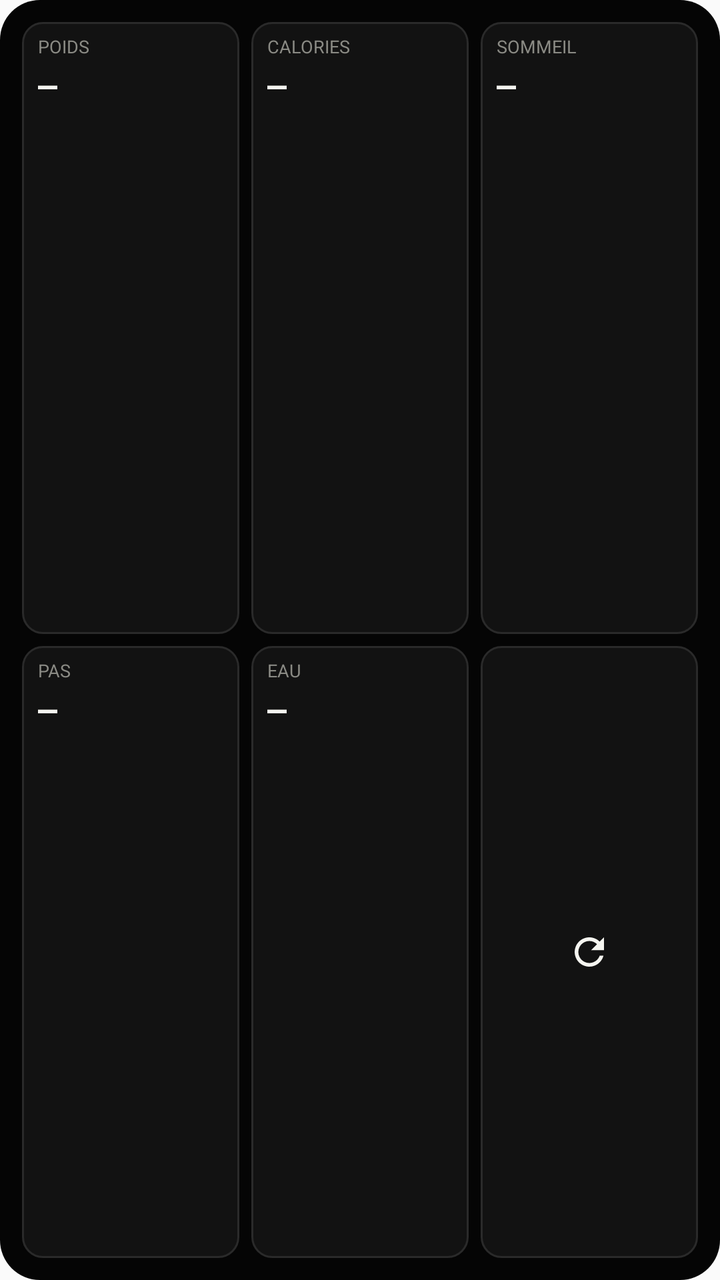
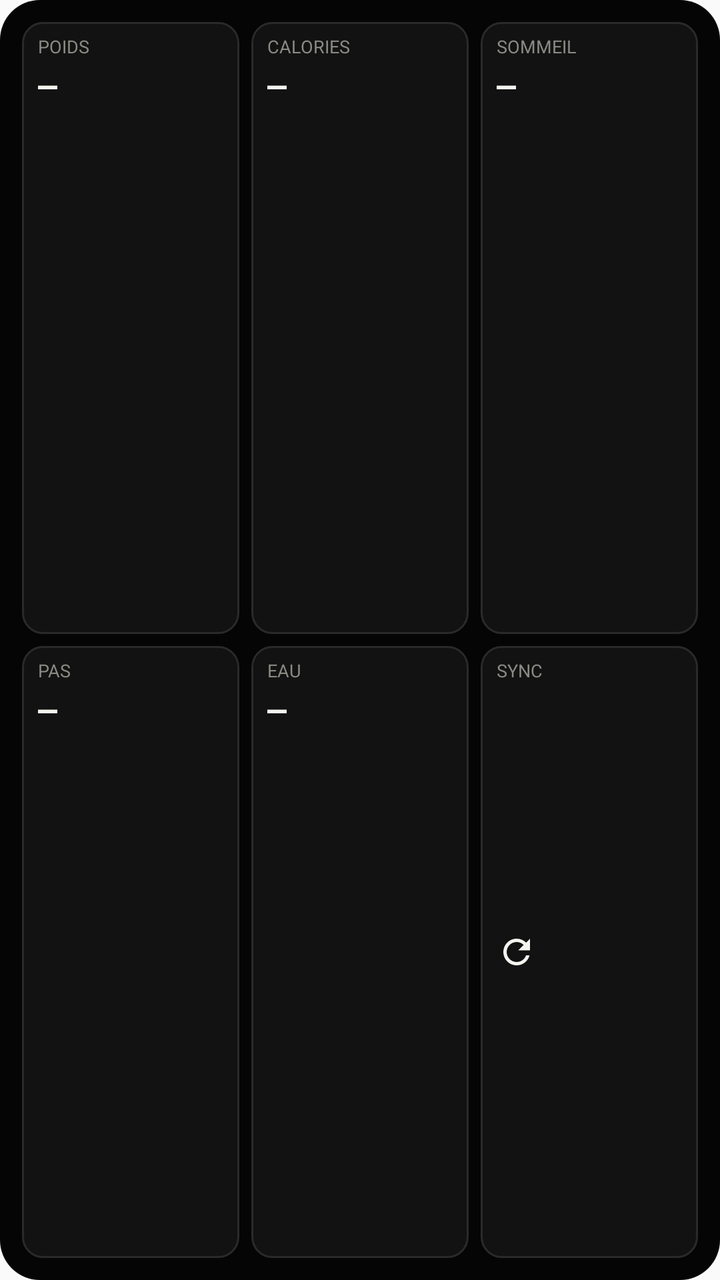

An Android layout rendered at two revisions. The XML below is the earlier revision; the diff shows what the commit changed to produce the second picture.
<!-- AndroidManifest.xml: application theme AppTheme -->
<!-- res/layout/widget_dashboard.xml -->
<?xml version="1.0" encoding="utf-8"?>
<LinearLayout xmlns:android="http://schemas.android.com/apk/res/android"
    android:id="@+id/widget_root"
    android:layout_width="match_parent"
    android:layout_height="match_parent"
    android:orientation="vertical"
    android:background="@drawable/widget_background"
    android:padding="8dp">

    <LinearLayout
        android:layout_width="match_parent"
        android:layout_height="0dp"
        android:layout_weight="1"
        android:orientation="horizontal">

        <LinearLayout
            android:id="@+id/tile_poids"
            android:layout_width="0dp"
            android:layout_height="match_parent"
            android:layout_weight="1"
            android:layout_margin="3dp"
            android:orientation="vertical"
            android:paddingHorizontal="8dp"
            android:paddingVertical="6dp"
            android:background="@drawable/widget_tile_background">

            <TextView
                android:layout_width="wrap_content"
                android:layout_height="wrap_content"
                android:text="POIDS"
                android:textSize="9sp"
                android:textColor="#8a8a84" />

            <TextView
                android:id="@+id/tile_poids_value"
                android:layout_width="wrap_content"
                android:layout_height="wrap_content"
                android:layout_marginTop="2dp"
                android:text="—"
                android:textSize="16sp"
                android:textStyle="bold"
                android:fontFamily="monospace"
                android:textColor="#f5f5f0" />

            <TextView
                android:id="@+id/tile_poids_note"
                android:layout_width="wrap_content"
                android:layout_height="wrap_content"
                android:text=""
                android:textSize="9sp"
                android:fontFamily="monospace"
                android:textColor="#6b6b66" />
        </LinearLayout>

        <LinearLayout
            android:id="@+id/tile_calories"
            android:layout_width="0dp"
            android:layout_height="match_parent"
            android:layout_weight="1"
            android:layout_margin="3dp"
            android:orientation="vertical"
            android:paddingHorizontal="8dp"
            android:paddingVertical="6dp"
            android:background="@drawable/widget_tile_background">

            <TextView
                android:layout_width="wrap_content"
                android:layout_height="wrap_content"
                android:text="CALORIES"
                android:textSize="9sp"
                android:textColor="#8a8a84" />

            <TextView
                android:id="@+id/tile_calories_value"
                android:layout_width="wrap_content"
                android:layout_height="wrap_content"
                android:layout_marginTop="2dp"
                android:text="—"
                android:textSize="16sp"
                android:textStyle="bold"
                android:fontFamily="monospace"
                android:textColor="#f5f5f0" />

            <TextView
                android:id="@+id/tile_calories_note"
                android:layout_width="wrap_content"
                android:layout_height="wrap_content"
                android:text=""
                android:textSize="9sp"
                android:fontFamily="monospace"
                android:textColor="#6b6b66" />
        </LinearLayout>

        <LinearLayout
            android:id="@+id/tile_sommeil"
            android:layout_width="0dp"
            android:layout_height="match_parent"
            android:layout_weight="1"
            android:layout_margin="3dp"
            android:orientation="vertical"
            android:paddingHorizontal="8dp"
            android:paddingVertical="6dp"
            android:background="@drawable/widget_tile_background">

            <TextView
                android:layout_width="wrap_content"
                android:layout_height="wrap_content"
                android:text="SOMMEIL"
                android:textSize="9sp"
                android:textColor="#8a8a84" />

            <TextView
                android:id="@+id/tile_sommeil_value"
                android:layout_width="wrap_content"
                android:layout_height="wrap_content"
                android:layout_marginTop="2dp"
                android:text="—"
                android:textSize="16sp"
                android:textStyle="bold"
                android:fontFamily="monospace"
                android:textColor="#f5f5f0" />

            <TextView
                android:id="@+id/tile_sommeil_note"
                android:layout_width="wrap_content"
                android:layout_height="wrap_content"
                android:text=""
                android:textSize="9sp"
                android:fontFamily="monospace"
                android:textColor="#6b6b66" />
        </LinearLayout>
    </LinearLayout>

    <LinearLayout
        android:layout_width="match_parent"
        android:layout_height="0dp"
        android:layout_weight="1"
        android:orientation="horizontal">

        <LinearLayout
            android:id="@+id/tile_pas"
            android:layout_width="0dp"
            android:layout_height="match_parent"
            android:layout_weight="1"
            android:layout_margin="3dp"
            android:orientation="vertical"
            android:paddingHorizontal="8dp"
            android:paddingVertical="6dp"
            android:background="@drawable/widget_tile_background">

            <TextView
                android:layout_width="wrap_content"
                android:layout_height="wrap_content"
                android:text="PAS"
                android:textSize="9sp"
                android:textColor="#8a8a84" />

            <TextView
                android:id="@+id/tile_pas_value"
                android:layout_width="wrap_content"
                android:layout_height="wrap_content"
                android:layout_marginTop="2dp"
                android:text="—"
                android:textSize="16sp"
                android:textStyle="bold"
                android:fontFamily="monospace"
                android:textColor="#f5f5f0" />

            <TextView
                android:id="@+id/tile_pas_note"
                android:layout_width="wrap_content"
                android:layout_height="wrap_content"
                android:text=""
                android:textSize="9sp"
                android:fontFamily="monospace"
                android:textColor="#6b6b66" />
        </LinearLayout>

        <LinearLayout
            android:id="@+id/tile_eau"
            android:layout_width="0dp"
            android:layout_height="match_parent"
            android:layout_weight="1"
            android:layout_margin="3dp"
            android:orientation="vertical"
            android:paddingHorizontal="8dp"
            android:paddingVertical="6dp"
            android:background="@drawable/widget_tile_background">

            <TextView
                android:layout_width="wrap_content"
                android:layout_height="wrap_content"
                android:text="EAU"
                android:textSize="9sp"
                android:textColor="#8a8a84" />

            <TextView
                android:id="@+id/tile_eau_value"
                android:layout_width="wrap_content"
                android:layout_height="wrap_content"
                android:layout_marginTop="2dp"
                android:text="—"
                android:textSize="16sp"
                android:textStyle="bold"
                android:fontFamily="monospace"
                android:textColor="#f5f5f0" />

            <TextView
                android:id="@+id/tile_eau_note"
                android:layout_width="wrap_content"
                android:layout_height="wrap_content"
                android:text=""
                android:textSize="9sp"
                android:fontFamily="monospace"
                android:textColor="#6b6b66" />
        </LinearLayout>

        <LinearLayout
            android:id="@+id/tile_sync"
            android:layout_width="0dp"
            android:layout_height="match_parent"
            android:layout_weight="1"
            android:layout_margin="3dp"
            android:orientation="vertical"
            android:gravity="center"
            android:paddingHorizontal="8dp"
            android:paddingVertical="6dp"
            android:background="@drawable/widget_tile_background">

            <ImageView
                android:id="@+id/tile_sync_icon"
                android:layout_width="22dp"
                android:layout_height="22dp"
                android:src="@drawable/ic_sync_arrow"
                android:scaleType="fitCenter" />
        </LinearLayout>
    </LinearLayout>
</LinearLayout>
<!-- resources referenced by this layout -->
<resources>
  <!-- drawable ic_sync_arrow (drawable) -->
  <?xml version="1.0" encoding="utf-8"?>
  <vector xmlns:android="http://schemas.android.com/apk/res/android"
      android:width="24dp"
      android:height="24dp"
      android:viewportWidth="24"
      android:viewportHeight="24"
      android:tint="#f5f5f0">
      <path
          android:fillColor="@android:color/white"
          android:pathData="M17.65,6.35C16.2,4.9 14.21,4 12,4c-4.42,0 -7.99,3.58 -7.99,8s3.57,8 7.99,8c3.73,0 6.84,-2.55 7.73,-6h-2.08c-0.82,2.33 -3.04,4 -5.65,4 -3.31,0 -6,-2.69 -6,-6s2.69,-6 6,-6c1.66,0 3.14,0.69 4.22,1.78L13,11h7V4l-2.35,2.35z" />
  </vector>
  <!-- drawable widget_background (drawable) -->
  <?xml version="1.0" encoding="utf-8"?>
  <shape xmlns:android="http://schemas.android.com/apk/res/android">
      <solid android:color="#050505" />
      <corners android:radius="20dp" />
  </shape>
  <!-- drawable widget_tile_background (drawable) -->
  <?xml version="1.0" encoding="utf-8"?>
  <shape xmlns:android="http://schemas.android.com/apk/res/android">
      <solid android:color="#121212" />
      <stroke android:width="1dp" android:color="#2a2a2a" />
      <corners android:radius="10dp" />
  </shape>
  <style name="AppTheme" parent="Theme.AppCompat.Light.DarkActionBar">
          
          <item name="colorPrimary">@color/colorPrimary</item>
          <item name="colorPrimaryDark">@color/colorPrimaryDark</item>
          <item name="colorAccent">@color/colorAccent</item>
      </style>
</resources>

<!-- the commit's change to res/layout/widget_dashboard.xml (unified diff, before → after) -->
@@ -222,17 +222,39 @@
             android:layout_weight="1"
             android:layout_margin="3dp"
             android:orientation="vertical"
-            android:gravity="center"
-            android:paddingHorizontal="8dp"
-            android:paddingVertical="6dp"
-            android:background="@drawable/widget_tile_background">
-
-            <ImageView
-                android:id="@+id/tile_sync_icon"
-                android:layout_width="22dp"
-                android:layout_height="22dp"
-                android:src="@drawable/ic_sync_arrow"
-                android:scaleType="fitCenter" />
+            android:paddingHorizontal="8dp"
+            android:paddingVertical="6dp"
+            android:background="@drawable/widget_tile_background">
+
+            <TextView
+                android:layout_width="wrap_content"
+                android:layout_height="wrap_content"
+                android:text="SYNC"
+                android:textSize="9sp"
+                android:textColor="#8a8a84" />
+
+            <LinearLayout
+                android:layout_width="match_parent"
+                android:layout_height="0dp"
+                android:layout_weight="1"
+                android:gravity="center_vertical|start">
+
+                <ImageView
+                    android:id="@+id/tile_sync_icon"
+                    android:layout_width="20dp"
+                    android:layout_height="20dp"
+                    android:src="@drawable/ic_sync_arrow"
+                    android:scaleType="fitCenter" />
+            </LinearLayout>
+
+            <TextView
+                android:id="@+id/tile_sync_note"
+                android:layout_width="wrap_content"
+                android:layout_height="wrap_content"
+                android:text=""
+                android:textSize="9sp"
+                android:fontFamily="monospace"
+                android:textColor="#6b6b66" />
         </LinearLayout>
     </LinearLayout>
 </LinearLayout>
